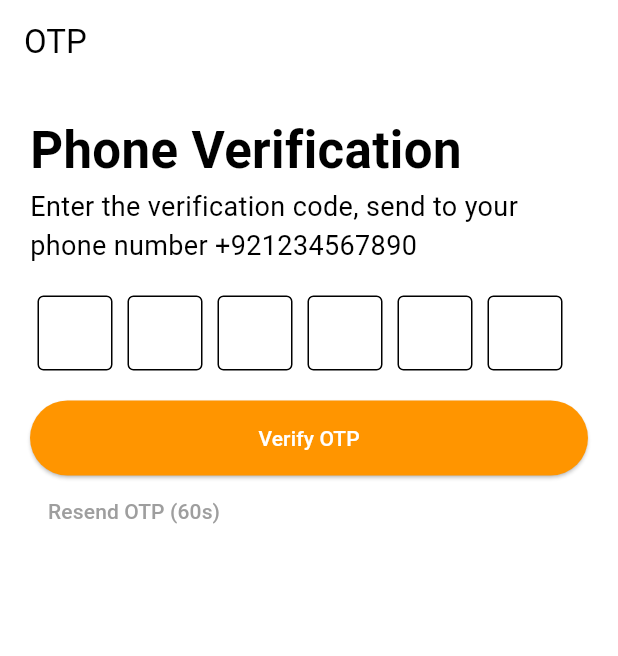
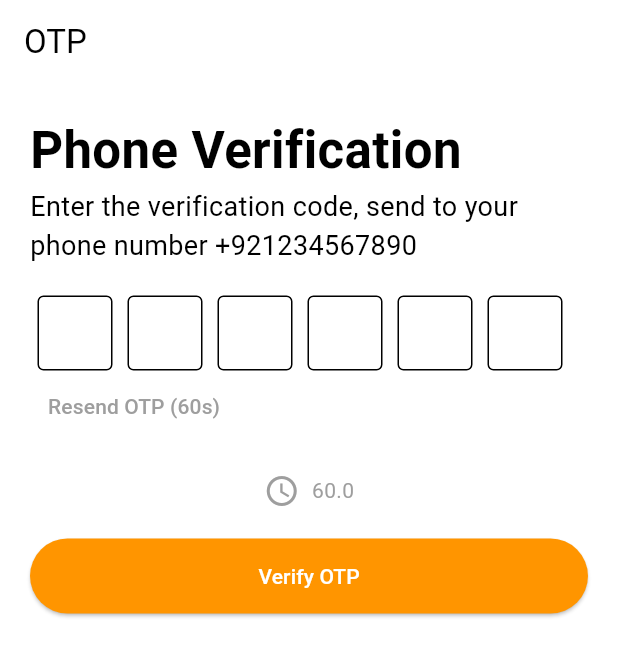
Before and after one commit to 3SyedShayan/account_login, a Flutter app: the first screen one second after launch, on a phone screen of 412 x 824 dp. Shown: the top 656 px of the screen. Run offline on Flutter 3.47's test engine with Material 3 defaults, Android fonts, the phone set to English and light mode, and no system bars; our stand-ins replace firebase_auth, firebase_core; accounts and stored records are empty; network calls fail; Roboto replaces fonts that are missing (Poppins).

Commit message:
UI Improved

```diff
--- a/lib/screens/otp.dart
+++ b/lib/screens/otp.dart
@@ -142,26 +142,18 @@ class _OTPScreenState extends State<OTPScreen> {
                           } else {
                             FocusScope.of(context).unfocus();
                           }
+                        } else {
+                          if (index > 0) {
+                            FocusScope.of(
+                              context,
+                            ).requestFocus(_otpFocusNode[index - 1]);
+                          }
                         }
-                        // else {
-                        //   if (index > 0) {
-                        //     FocusScope.of(
-                        //       context,
-                        //     ).requestFocus(_otpFocusNode[index - 1]);
-                        //   }
-                        // }
                       },
                     ),
                   ),
                 );
               }),
-            ),
-            SizedBox(height: 20),
-            ElevatedButton(
-              onPressed: () {
-                _verifyOTP(_otpController.text);
-              },
-              child: Text('Verify OTP'),
             ),
             TextButton(
               onPressed: () {
@@ -177,6 +169,26 @@ class _OTPScreenState extends State<OTPScreen> {
                 style: TextStyle(color: _start > 0 ? Colors.grey : Colors.blue),
               ),
             ),
+            SizedBox(height: 20),
+
+            Row(
+              mainAxisAlignment: MainAxisAlignment.center,
+              children: [
+                Icon(Icons.access_time, color: Colors.grey),
+                SizedBox(width: 8),
+                Text(
+                  '${_start.toDouble()}',
+                  style: TextStyle(color: Colors.grey),
+                ),
+              ],
+            ),
+            SizedBox(height: 20),
+            ElevatedButton(
+              onPressed: () {
+                _verifyOTP(_otpController.text);
+              },
+              child: Text('Verify OTP'),
+            ),
           ],
         ),
       );
```
Also changed, not shown: 1 other file.
